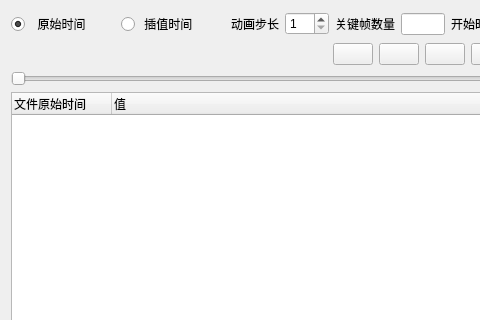
Before: the Qt Designer form Qt/Resources/UI/Animation.ui in hu-shuhan/editOpeniGame, drawn with Qt 5; both pictures show x 0 to 480 and y 0 to 320 of the 981 by 474 pixel window.
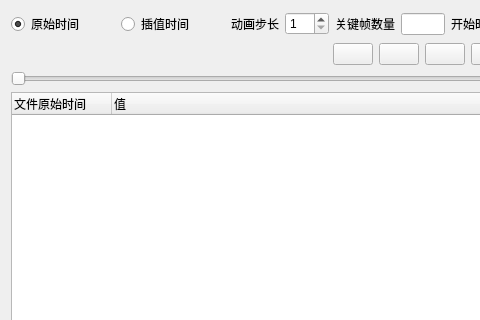
After: the same form once the commit is applied. Icons and pictures are not drawn. Custom widgets are drawn as their Qt base class.

The edit to the form file:
```diff
--- a/Qt/Resources/UI/Animation.ui
+++ b/Qt/Resources/UI/Animation.ui
@@ -23,7 +23,7 @@
          <item>
           <widget class="QRadioButton" name="rbtnSnapTimeMode">
            <property name="text">
-            <string>  原始时间</string>
+                                                <string>原始时间</string>
            </property>
            <property name="checked">
             <bool>true</bool>
@@ -33,7 +33,7 @@
          <item>
           <widget class="QRadioButton" name="rbtnInterpolateTimeMode">
            <property name="text">
-            <string> 插值时间</string>
+                                                <string>插值时间</string>
            </property>
           </widget>
          </item>
```
Left out of the diff: 28 changed lines with no effect on the pictures. Lines whose indentation alone changed are shown as unchanged.
